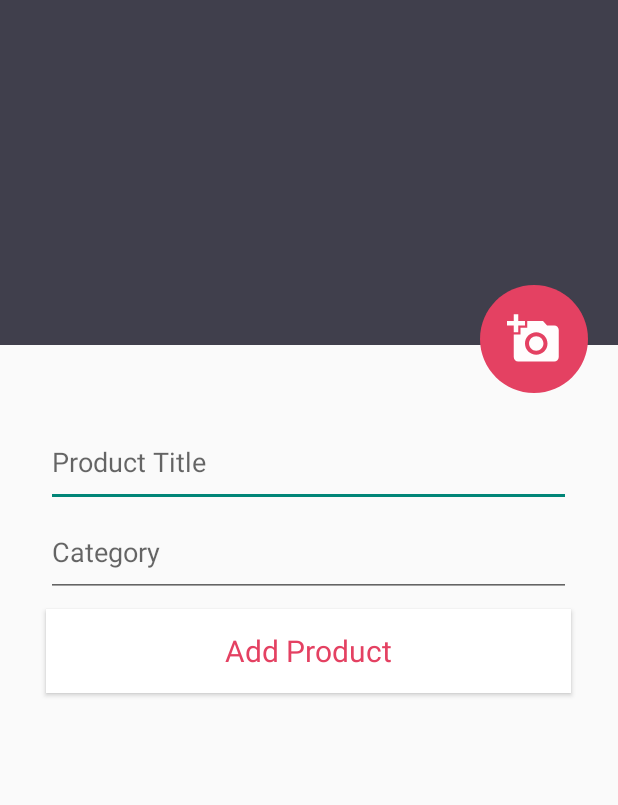
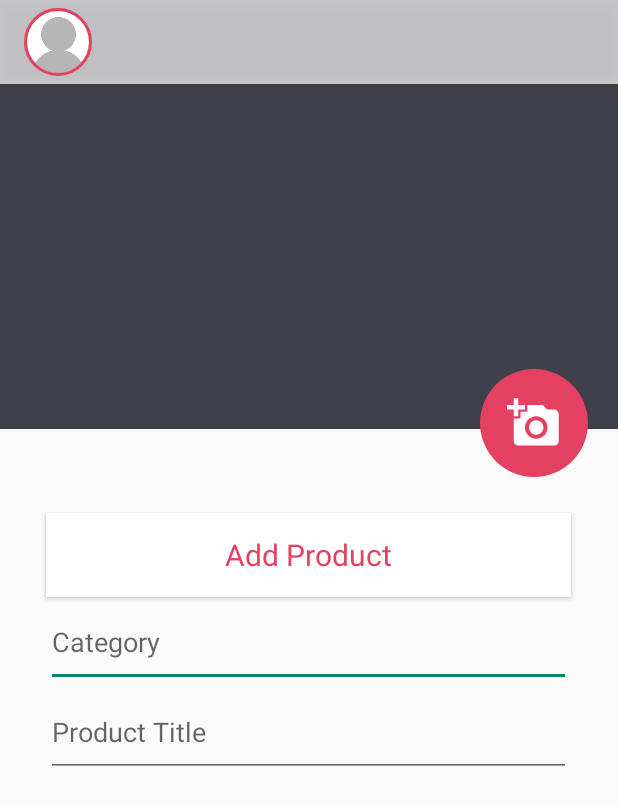
Before and after one commit to Aperio-Haiti/Aperio, an Android app: the addproduct screen opened directly, with no data from a screen before it, on a phone screen of 412 x 824 dp. Shown: the top 805 px of the screen. Run offline under Robolectric (Android 15) with nearby library versions, the phone set to English and light mode, and no system bars; our stand-ins replace ButterKnife, CircleImageView; libraries missing offline, so code that uses them is left out: com.parse; pictures from the network do not load; Roboto replaces fonts that are not available here; 4 statements that could not run were skipped.

Commit message:
Commit Initial

```diff
--- a/app/src/main/java/com/example/aprio/addproduct.java
+++ b/app/src/main/java/com/example/aprio/addproduct.java
@@ -3,6 +3,7 @@ package com.example.aprio;
 import android.content.Intent;
 import android.graphics.Bitmap;
 import android.graphics.BitmapFactory;
+import android.graphics.Color;
 import android.net.Uri;
 import android.os.Bundle;
 import android.os.Environment;
@@ -13,12 +14,20 @@ import android.widget.Button;
 import android.widget.EditText;
 import android.widget.ImageView;
 import android.widget.ProgressBar;
+import android.widget.TextView;
 import android.widget.Toast;
 
 import androidx.annotation.Nullable;
+import androidx.appcompat.app.ActionBarDrawerToggle;
 import androidx.appcompat.app.AppCompatActivity;
 import androidx.core.content.FileProvider;
+import androidx.core.view.GravityCompat;
+import androidx.drawerlayout.widget.DrawerLayout;
 
+import com.bumptech.glide.Glide;
+import com.bumptech.glide.request.RequestOptions;
+import com.google.android.material.navigation.NavigationView;
+import com.parse.LogOutCallback;
 import com.parse.ParseException;
 import com.parse.ParseFile;
 import com.parse.ParseUser;
@@ -32,6 +41,7 @@ import java.io.IOException;
 
 import butterknife.BindView;
 import butterknife.ButterKnife;
+import de.hdodenhof.circleimageview.CircleImageView;
 
 public class addproduct extends AppCompatActivity {
 
@@ -52,11 +62,73 @@ public class addproduct extends AppCompatActivity {
     public String photoFileName = "photo.jpg";
     File photoFile;
 
+    DrawerLayout drawerLayout;
+
+    ActionBarDrawerToggle actionBarDrawerToggle;
+
+
     @Override
     protected void onCreate(Bundle savedInstanceState) {
         super.onCreate(savedInstanceState);
         setContentView(R.layout.activity_addproduct);
         ButterKnife.bind(this);
+
+        CircleImageView imageView = findViewById(R.id.ivUserAvatar);
+        GlideApp.with(this).load(ParseUser.getCurrentUser().getParseFile("ProfileImg").getUrl())
+                .apply(new RequestOptions().placeholder(R.drawable.error).error(R.drawable.error))
+                .into(imageView);
+
+        //navigationview
+        NavigationView navigationView = findViewById(R.id.vendor_navigation_view);
+        View headerLayout = navigationView.getHeaderView(0);
+
+        CircleImageView ivHeaderPhoto = (CircleImageView) headerLayout.findViewById(R.id.ivUser);
+        ivHeaderPhoto.setBorderColor(Color.WHITE);
+        ivHeaderPhoto.setBorderWidth(10);
+
+        Glide.with(this).load(ParseUser.getCurrentUser().getParseFile("ProfileImg").getUrl())
+                .apply(new RequestOptions().placeholder(R.drawable.error).error(R.drawable.error))
+                .into(ivHeaderPhoto);
+
+        TextView tvHeaderName = headerLayout.findViewById(R.id.tvUserName);
+        tvHeaderName.setText(ParseUser.getCurrentUser().getUsername());
+
+        TextView tvHeaderEmail = headerLayout.findViewById(R.id.tvUserEmail);
+        tvHeaderEmail.setText(ParseUser.getCurrentUser().getEmail());
+
+        TextView tvLogout = headerLayout.findViewById(R.id.tvLogout);
+        tvLogout.setOnClickListener(new View.OnClickListener() {
+            @Override
+            public void onClick(View view) {
+                ParseUser.logOutInBackground(new LogOutCallback() {
+                    @Override
+                    public void done(ParseException e) {
+                        if(e!=null){
+                            e.printStackTrace();
+                            return;
+                        }
+                        Intent intent = new Intent(getApplicationContext(),Login.class);
+                        startActivity(intent);
+                        finish();
+                    }
+                });
+            }
+        });
+
+        drawerLayout= findViewById(R.id.drawer1);
+        actionBarDrawerToggle=new ActionBarDrawerToggle(addproduct.this,drawerLayout,R.string.Open,R.string.Close);
+        drawerLayout.addDrawerListener(actionBarDrawerToggle);
+        actionBarDrawerToggle.syncState();
+
+        drawerLayout.addDrawerListener(actionBarDrawerToggle);
+
+        //img on click to open drawer
+        imageView.setOnClickListener(new View.OnClickListener() {
+            @Override
+            public void onClick(View view) {
+                drawerLayout.openDrawer(GravityCompat.START);
+            }
+        });
 
         imgTakeImg.setOnClickListener(new View.OnClickListener() {
             @Override
--- a/app/src/main/res/layout/activity_addproduct.xml
+++ b/app/src/main/res/layout/activity_addproduct.xml
@@ -1,63 +1,51 @@
 <?xml version="1.0" encoding="utf-8"?>
-<RelativeLayout xmlns:android="http://schemas.android.com/apk/res/android"
-    xmlns:app="http://schemas.android.com/apk/res-auto"
-    xmlns:tools="http://schemas.android.com/tools"
+
+<androidx.drawerlayout.widget.DrawerLayout xmlns:tools="http://schemas.android.com/tools"
+    android:layout_height="match_parent"
+    android:id="@+id/drawer1"
     android:layout_width="match_parent"
-    android:layout_height="match_parent"
-    tools:context=".addproduct">
+    xmlns:android="http://schemas.android.com/apk/res/android"
+    xmlns:app="http://schemas.android.com/apk/res-auto">
 
     <RelativeLayout
-        android:id="@+id/image_layout"
         android:layout_width="match_parent"
-        android:layout_height="wrap_content">
+        android:layout_height="match_parent"
+        tools:ignore="UselessParent"
+        tools:context=".addproduct">
 
-        <ImageView
-            android:id="@+id/Imgpost"
+        <androidx.appcompat.widget.Toolbar
+            android:id="@+id/mapvendortoolbar"
             android:layout_width="match_parent"
-            android:layout_height="230dp"
-            android:src="@color/colorAccent"
-            tools:ignore="ContentDescription" />
+            android:layout_height="wrap_content"
+            android:minHeight="?attr/actionBarSize"
+            android:background="@color/colorAccent25"
+            android:elevation="5dp">
 
-        <ImageView
-            android:id="@+id/imgTakeImg"
-            android:layout_width="wrap_content"
-            android:layout_height="wrap_content"
-            app:srcCompat="@drawable/addpic"
-            android:layout_marginTop="190dp"
-            android:layout_marginEnd="16dp"
-            android:layout_alignParentEnd="true"
-            tools:ignore="ContentDescription" />
-    </RelativeLayout>
+            <de.hdodenhof.circleimageview.CircleImageView
+                android:id="@+id/ivUserAvatar"
+                android:layout_width="45dp"
+                android:layout_height="45dp"
+                android:src="@drawable/avatar"
+                app:civ_border_color="@color/colorPrimary"
+                app:civ_border_width="2dp" />
 
+        </androidx.appcompat.widget.Toolbar>
+        <RelativeLayout
+            android:layout_width="match_parent"
+            android:layout_below="@id/mapvendortoolbar"
+            android:layout_height="wrap_content">
 
             <LinearLayout
                 android:layout_width="match_parent"
                 android:layout_height="wrap_content"
-                android:layout_margin="8dp"
                 android:layout_below="@id/image_layout"
+
+                android:layout_marginStart="8dp"
+                android:layout_marginTop="8dp"
+                android:layout_marginEnd="8dp"
+                android:layout_marginBottom="8dp"
                 android:background="@android:color/transparent"
                 android:orientation="vertical">
-
-                <EditText
-                    android:id="@+id/etProductTitle"
-                    android:layout_width="350dp"
-                    android:layout_height="60dp"
-                    android:ems="10"
-                    android:layout_gravity="center"
-                    android:hint="@string/product_title"
-                    android:inputType="textPersonName"
-                    tools:ignore="Autofill" />
-
-                <EditText
-                    android:id="@+id/etCategory"
-                    android:layout_width="350dp"
-                    android:layout_height="60dp"
-                    android:ems="10"
-                    android:layout_gravity="center"
-                    android:hint="Category"
-                    android:inputType="textPersonName"
-                    tools:ignore="Autofill,HardcodedText,TextFields" />
-
 
                 <Button
                     android:id="@+id/btnPost"
@@ -74,6 +62,27 @@
                     android:textSize="20sp"
                     tools:ignore="ObsoleteLayoutParam" />
 
+                <EditText
+                    android:id="@+id/etCategory"
+                    android:layout_width="350dp"
+                    android:layout_height="60dp"
+                    android:layout_gravity="center"
+                    android:ems="10"
+                    android:hint="Category"
+                    android:inputType="textPersonName"
+                    tools:ignore="Autofill,HardcodedText,TextFields" />
+
+
+                <EditText
+                    android:id="@+id/etProductTitle"
+                    android:layout_width="350dp"
+                    android:layout_height="60dp"
+                    android:layout_gravity="center"
+                    android:ems="10"
+                    android:hint="@string/product_title"
+                    android:inputType="textPersonName"
+                    tools:ignore="Autofill" />
+
                 <ProgressBar
                     android:id="@+id/pbLoading"
 
@@ -87,4 +96,40 @@
             </LinearLayout>
 
 
+            <RelativeLayout
+                android:id="@+id/image_layout"
+                android:layout_width="match_parent"
+                android:layout_height="wrap_content">
+
+                <ImageView
+                    android:id="@+id/Imgpost"
+                    android:layout_width="match_parent"
+                    android:layout_height="230dp"
+                    android:src="@color/colorAccent"
+                    tools:ignore="ContentDescription" />
+
+                <ImageView
+                    android:id="@+id/imgTakeImg"
+                    android:layout_width="wrap_content"
+                    android:layout_height="wrap_content"
+                    android:layout_alignParentEnd="true"
+                    android:layout_marginTop="190dp"
+                    android:layout_marginEnd="16dp"
+                    app:srcCompat="@drawable/addpic"
+                    tools:ignore="ContentDescription" />
+            </RelativeLayout>
+        </RelativeLayout>
+
 </RelativeLayout>
+    <com.google.android.material.navigation.NavigationView
+        android:id="@+id/vendor_navigation_view"
+        android:layout_width="300dp"
+        android:layout_height="match_parent"
+        android:layout_gravity="start"
+        app:headerLayout="@layout/nav_header"
+        app:menu="@menu/menu_drawer">
+
+
+    </com.google.android.material.navigation.NavigationView>
+
+</androidx.drawerlayout.widget.DrawerLayout>
```
